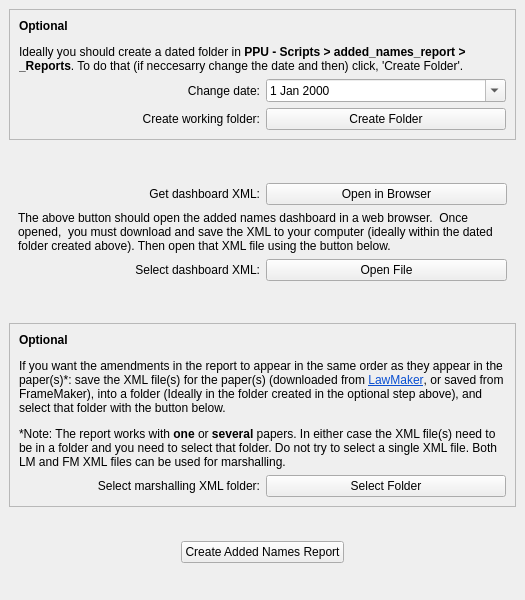
The window that python/ui/addedNames.ui (hoc-ppu/lawchecker) describes before a commit, drawn with Qt 5.
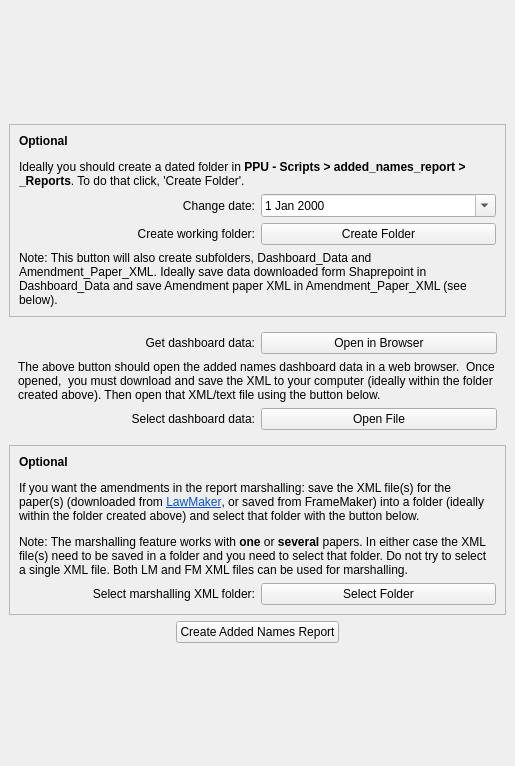
The same window after the commit.

Commit message: Improve UI making it clear that both FM and LM xml can be sued for marshalling

Diff of the .ui file:
```diff
--- a/python/ui/addedNames.ui
+++ b/python/ui/addedNames.ui
@@ -6,8 +6,8 @@
    <rect>
     <x>0</x>
     <y>0</y>
-    <width>525</width>
-    <height>600</height>
+    <width>515</width>
+    <height>766</height>
    </rect>
   </property>
   <property name="windowTitle">
@@ -15,6 +15,19 @@
   </property>
   <widget class="QWidget" name="centralwidget">
    <layout class="QVBoxLayout" name="verticalLayout">
+    <item>
+     <spacer name="verticalSpacer">
+      <property name="orientation">
+       <enum>Qt::Vertical</enum>
+      </property>
+      <property name="sizeHint" stdset="0">
+       <size>
+        <width>20</width>
+        <height>40</height>
+       </size>
+      </property>
+     </spacer>
+    </item>
     <item>
      <widget class="QFrame" name="frame_2">
       <property name="frameShape">
@@ -24,23 +37,6 @@
        <enum>QFrame::Plain</enum>
       </property>
       <layout class="QGridLayout" name="gridLayout_3">
-       <item row="0" column="0" colspan="2">
-        <widget class="QLabel" name="label_3">
-         <property name="text">
-          <string>&lt;html&gt;&lt;head/&gt;&lt;body&gt;&lt;p&gt;&lt;span style=&quot; font-weight:700;&quot;&gt;Optional&lt;/span&gt;&lt;/p&gt;&lt;p&gt;Ideally you should create a dated folder in &lt;span style=&quot; font-weight:700;&quot;&gt;PPU - Scripts &amp;gt; added_names_report &amp;gt; _Reports&lt;/span&gt;. To do that (if neccesarry change the date and then) click, 'Create Folder'.&lt;/p&gt;&lt;/body&gt;&lt;/html&gt;</string>
-         </property>
-         <property name="wordWrap">
-          <bool>true</bool>
-         </property>
-        </widget>
-       </item>
-       <item row="1" column="1">
-        <widget class="QDateEdit" name="workingFolderDateEdit">
-         <property name="calendarPopup">
-          <bool>true</bool>
-         </property>
-        </widget>
-       </item>
        <item row="1" column="0">
         <widget class="QLabel" name="label_4">
          <property name="text">
@@ -58,6 +54,13 @@
          </property>
         </widget>
        </item>
+       <item row="1" column="1">
+        <widget class="QDateEdit" name="workingFolderDateEdit">
+         <property name="calendarPopup">
+          <bool>true</bool>
+         </property>
+        </widget>
+       </item>
        <item row="2" column="0">
         <widget class="QLabel" name="label_5">
          <property name="text">
@@ -68,22 +71,29 @@
          </property>
         </widget>
        </item>
+       <item row="0" column="0" colspan="2">
+        <widget class="QLabel" name="label_3">
+         <property name="text">
+          <string>&lt;html&gt;&lt;head/&gt;&lt;body&gt;&lt;p&gt;&lt;span style=&quot; font-weight:700;&quot;&gt;Optional&lt;/span&gt;&lt;/p&gt;&lt;p&gt;Ideally you should create a dated folder in &lt;span style=&quot; font-weight:700;&quot;&gt;PPU - Scripts &amp;gt; added_names_report &amp;gt; _Reports&lt;/span&gt;. To do that click, 'Create Folder'.&lt;/p&gt;&lt;/body&gt;&lt;/html&gt;</string>
+         </property>
+         <property name="wordWrap">
+          <bool>true</bool>
+         </property>
+        </widget>
+       </item>
+       <item row="3" column="0" colspan="2">
+        <widget class="QLabel" name="label_6">
+         <property name="text">
+          <string>Note: This button will also create subfolders, Dashboard_Data and Amendment_Paper_XML. Ideally save data downloaded form Shaprepoint in Dashboard_Data and save Amendment paper XML in Amendment_Paper_XML (see below).</string>
+         </property>
+         <property name="wordWrap">
+          <bool>true</bool>
+         </property>
+        </widget>
+       </item>
       </layout>
      </widget>
     </item>
-    <item>
-     <spacer name="verticalSpacer_4">
-      <property name="orientation">
-       <enum>Qt::Vertical</enum>
-      </property>
-      <property name="sizeHint" stdset="0">
-       <size>
-        <width>20</width>
-        <height>40</height>
-       </size>
-      </property>
-     </spacer>
-    </item>
     <item>
      <widget class="QWidget" name="widget" native="true">
       <layout class="QVBoxLayout" name="verticalLayout_2">
@@ -92,7 +102,7 @@
          <item row="0" column="0">
           <widget class="QLabel" name="get_label">
            <property name="text">
-            <string>Get dashboard XML:</string>
+            <string>Get dashboard data:</string>
            </property>
            <property name="alignment">
             <set>Qt::AlignRight|Qt::AlignTrailing|Qt::AlignVCenter</set>
@@ -102,7 +112,7 @@
          <item row="3" column="0">
           <widget class="QLabel" name="select_label">
            <property name="text">
-            <string>Select dashboard XML:</string>
+            <string>Select dashboard data:</string>
            </property>
            <property name="alignment">
             <set>Qt::AlignRight|Qt::AlignTrailing|Qt::AlignVCenter</set>
@@ -126,7 +136,7 @@
          <item row="1" column="0" colspan="2">
           <widget class="QLabel" name="instruction_label">
            <property name="text">
-            <string>The above button should open the added names dashboard in a web browser.  Once opened,  you must download and save the XML to your computer (ideally within the dated folder created above). Then open that XML file using the button below.</string>
+            <string>The above button should open the added names dashboard data in a web browser.  Once opened,  you must download and save the XML to your computer (ideally within the folder created above). Then open that XML/text file using the button below.</string>
            </property>
            <property name="wordWrap">
             <bool>true</bool>
@@ -138,19 +148,6 @@
       </layout>
      </widget>
     </item>
-    <item>
-     <spacer name="verticalSpacer">
-      <property name="orientation">
-       <enum>Qt::Vertical</enum>
-      </property>
-      <property name="sizeHint" stdset="0">
-       <size>
-        <width>20</width>
-        <height>40</height>
-       </size>
-      </property>
-     </spacer>
-    </item>
     <item>
      <widget class="QFrame" name="frame">
       <property name="frameShape">
@@ -180,7 +177,7 @@
        <item row="0" column="0" colspan="2">
         <widget class="QLabel" name="label_2">
          <property name="text">
-          <string>&lt;html&gt;&lt;head/&gt;&lt;body&gt;&lt;p&gt;&lt;span style=&quot; font-weight:700;&quot;&gt;Optional&lt;/span&gt;&lt;/p&gt;&lt;p&gt;If you want the amendments in the report to appear in the same order as they appear in the paper(s)*: save the XML file(s) for the paper(s) (downloaded from &lt;a href=&quot;https://lawmaker.legislation.gov.uk/&quot;&gt;&lt;span style=&quot; text-decoration: underline; color:#094fd1;&quot;&gt;LawMaker&lt;/span&gt;&lt;/a&gt;, or saved from FrameMaker), into a folder (Ideally in the folder created in the optional step above), and select that folder with the button below.&lt;/p&gt;&lt;p&gt;*Note: The report works with &lt;span style=&quot; font-weight:700;&quot;&gt;one&lt;/span&gt; or &lt;span style=&quot; font-weight:700;&quot;&gt;several&lt;/span&gt; papers. In either case the XML file(s) need to be in a folder and you need to select that folder. Do not try to select a single XML file. Both LM and FM XML files can be used for marshalling.&lt;/p&gt;&lt;/body&gt;&lt;/html&gt;</string>
+          <string>&lt;html&gt;&lt;head/&gt;&lt;body&gt;&lt;p&gt;&lt;span style=&quot; font-weight:700;&quot;&gt;Optional&lt;/span&gt;&lt;/p&gt;&lt;p&gt;If you want the amendments in the report marshalling: save the XML file(s) for the paper(s) (downloaded from &lt;a href=&quot;https://lawmaker.legislation.gov.uk/&quot;&gt;&lt;span style=&quot; text-decoration: underline; color:#094fd1;&quot;&gt;LawMaker&lt;/span&gt;&lt;/a&gt;, or saved from FrameMaker) into a folder (ideally within the folder created above) and select that folder with the button below.&lt;/p&gt;&lt;p&gt;Note: The marshalling feature works with &lt;span style=&quot; font-weight:700;&quot;&gt;one&lt;/span&gt; or &lt;span style=&quot; font-weight:700;&quot;&gt;several&lt;/span&gt; papers. In either case the XML file(s) need to be saved in a folder and you need to select that folder. Do not try to select a single XML file. Both LM and FM XML files can be used for marshalling.&lt;/p&gt;&lt;/body&gt;&lt;/html&gt;</string>
          </property>
          <property name="wordWrap">
           <bool>true</bool>
@@ -193,19 +190,6 @@
       </layout>
      </widget>
     </item>
-    <item>
-     <spacer name="verticalSpacer_3">
-      <property name="orientation">
-       <enum>Qt::Vertical</enum>
-      </property>
-      <property name="sizeHint" stdset="0">
-       <size>
-        <width>20</width>
-        <height>40</height>
-       </size>
-      </property>
-     </spacer>
-    </item>
     <item alignment="Qt::AlignHCenter">
      <widget class="QPushButton" name="run_btn">
       <property name="sizePolicy">
```
